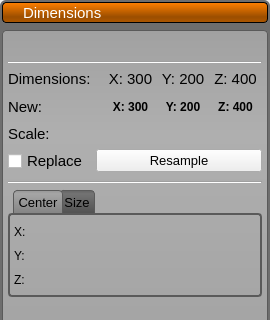
Qt form src/Interface/AppInterface/LayerGroupWidget.ui (SCIInstitute/Seg3D) before a commit; both pictures show x 0 to 270 and y 0 to 320 of the 270 by 723 pixel window.
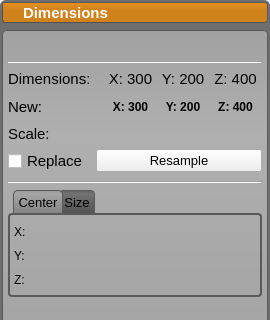
The same form after that commit. Icons and pictures are not drawn.

```diff
--- a/src/Interface/AppInterface/LayerGroupWidget.ui
+++ b/src/Interface/AppInterface/LayerGroupWidget.ui
@@ -169,6 +169,7 @@
   color: white;
   margin: 0 0 0 0;
   padding: 0 0 0 0;
+  font: bold;
 }
 
 QPushButton#activate_button_:pressed{
@@ -197,14 +198,14 @@
 }
 
 QWidget#group_header_{
-  background-color: qlineargradient(spread:pad, x1:0.5, y1:0, x2:0.5, y2:0.960227, stop:0 rgba(25, 25, 25, 0), stop:0.753769 rgba(0, 0, 0, 100), stop:1 rgba(0, 0, 0, 84));
-    border-radius: 4px;
-  border: 1px solid black;
+  background-color: qlineargradient(spread:pad, x1:0.5, y1:0, x2:0.5, y2:0.960227, stop:0 rgba(0, 0, 0, 0), stop:0.45 rgba(0, 0, 0, 30), stop:1 rgba(0, 0, 0, 25));
+    border-radius: 3px;
 }
 
 QWidget#group_background_{
-  background-color: rgb(255, 128, 0);
-    border-radius: 6px;
+  background-color: rgb(232, 145, 32);
+    border-radius: 3px;
+  border: 1px solid rgb(90, 90, 90);
 }
 
 QWidget#LayerGroupWidget{
@@ -266,7 +267,16 @@
          <property name="spacing">
           <number>0</number>
          </property>
-         <property name="margin">
+         <property name="leftMargin">
+          <number>0</number>
+         </property>
+         <property name="topMargin">
+          <number>0</number>
+         </property>
+         <property name="rightMargin">
+          <number>1</number>
+         </property>
+         <property name="bottomMargin">
           <number>0</number>
          </property>
          <item>
```
Left out of the diff: 2 changed lines with no effect on the pictures.
